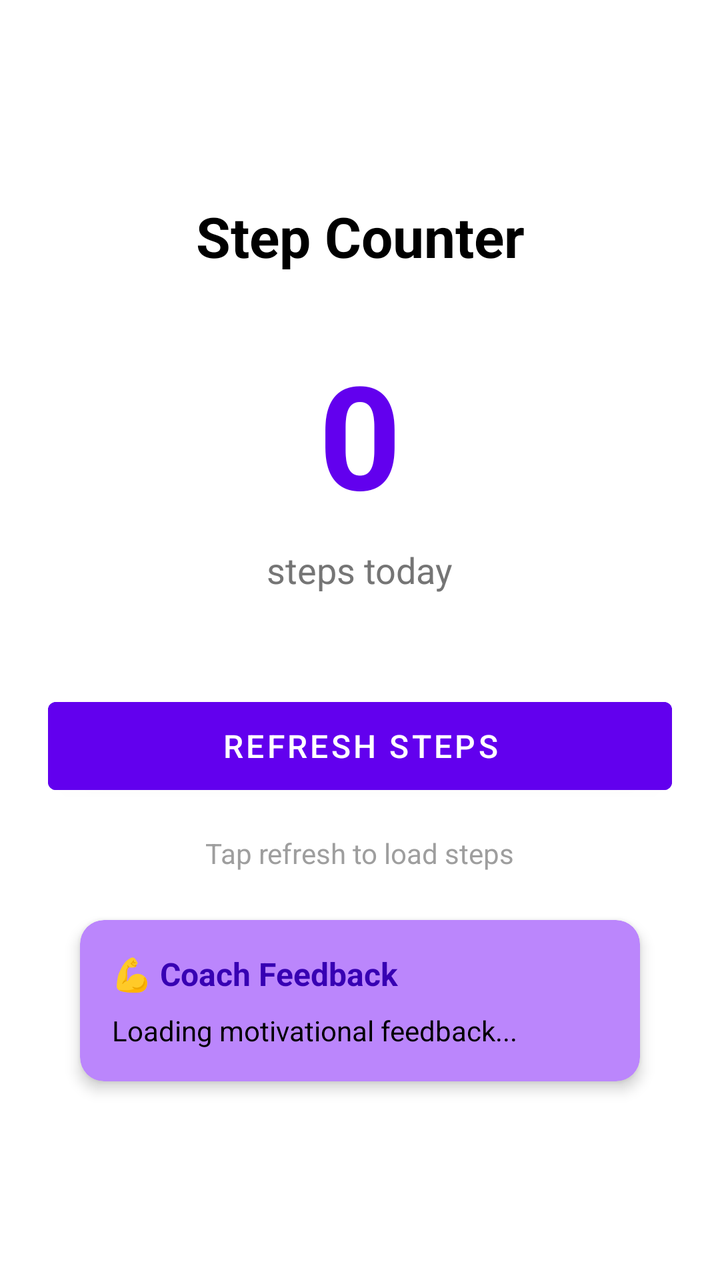
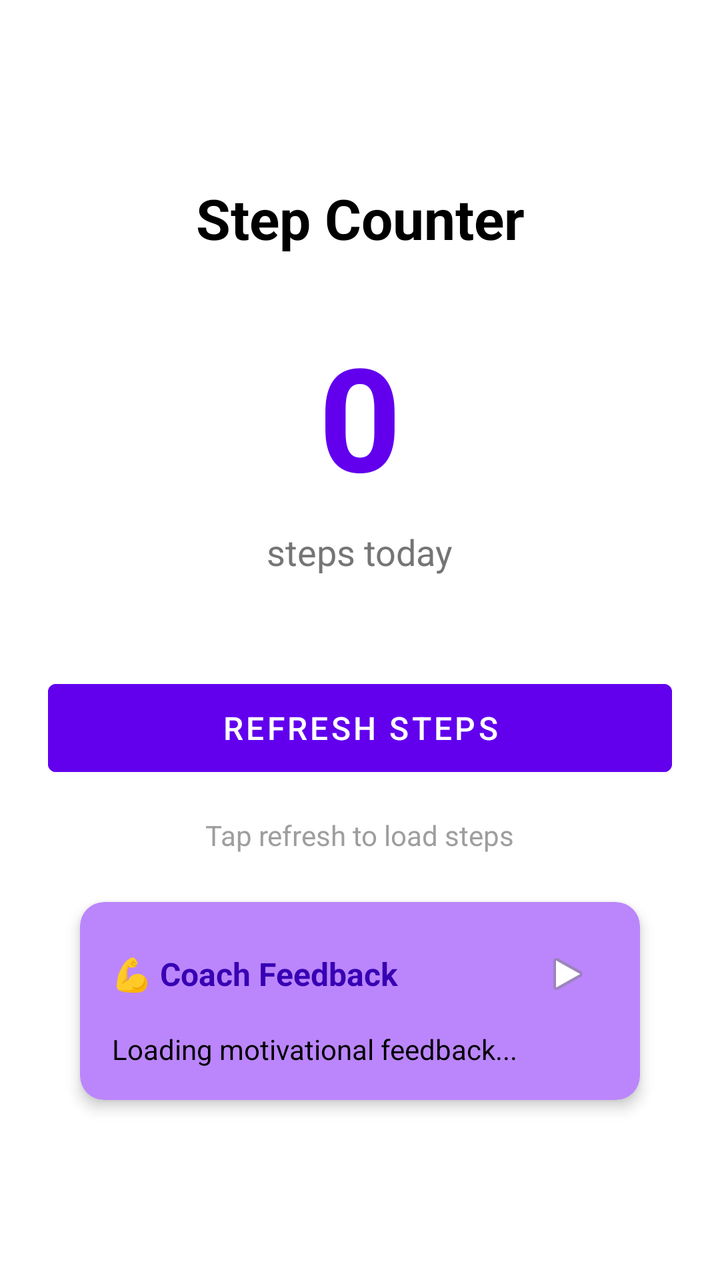

Two renders of the same Android screen: before a commit and after it. Below are the layout's source before the change and the commit's diff.
<!-- AndroidManifest.xml: activity theme Theme.FitApp -->
<!-- res/layout/activity_main.xml -->
<?xml version="1.0" encoding="utf-8"?>
<androidx.constraintlayout.widget.ConstraintLayout xmlns:android="http://schemas.android.com/apk/res/android"
    xmlns:app="http://schemas.android.com/apk/res-auto"
    xmlns:tools="http://schemas.android.com/tools"
    android:layout_width="match_parent"
    android:layout_height="match_parent"
    android:padding="24dp"
    tools:context=".MainActivity">

    <TextView
        android:id="@+id/titleText"
        android:layout_width="wrap_content"
        android:layout_height="wrap_content"
        android:text="Step Counter"
        android:textSize="28sp"
        android:textStyle="bold"
        android:textColor="@color/black"
        app:layout_constraintBottom_toTopOf="@+id/stepCountText"
        app:layout_constraintEnd_toEndOf="parent"
        app:layout_constraintStart_toStartOf="parent"
        app:layout_constraintTop_toTopOf="parent"
        app:layout_constraintVertical_chainStyle="packed" />

    <TextView
        android:id="@+id/stepCountText"
        android:layout_width="wrap_content"
        android:layout_height="wrap_content"
        android:text="0"
        android:textSize="72sp"
        android:textStyle="bold"
        android:textColor="@color/purple_500"
        android:layout_marginTop="32dp"
        app:layout_constraintBottom_toTopOf="@+id/stepsLabelText"
        app:layout_constraintEnd_toEndOf="parent"
        app:layout_constraintStart_toStartOf="parent"
        app:layout_constraintTop_toBottomOf="@+id/titleText" />

    <TextView
        android:id="@+id/stepsLabelText"
        android:layout_width="wrap_content"
        android:layout_height="wrap_content"
        android:text="steps today"
        android:textSize="18sp"
        android:textColor="@color/gray_600"
        android:layout_marginTop="8dp"
        app:layout_constraintBottom_toTopOf="@+id/refreshButton"
        app:layout_constraintEnd_toEndOf="parent"
        app:layout_constraintStart_toStartOf="parent"
        app:layout_constraintTop_toBottomOf="@+id/stepCountText" />

    <Button
        android:id="@+id/refreshButton"
        android:layout_width="0dp"
        android:layout_height="56dp"
        android:text="Refresh Steps"
        android:textSize="16sp"
        android:layout_marginTop="48dp"
        android:backgroundTint="@color/purple_500"
        app:layout_constraintBottom_toTopOf="@+id/lastUpdatedText"
        app:layout_constraintEnd_toEndOf="parent"
        app:layout_constraintStart_toStartOf="parent"
        app:layout_constraintTop_toBottomOf="@+id/stepsLabelText" />

    <TextView
        android:id="@+id/lastUpdatedText"
        android:layout_width="wrap_content"
        android:layout_height="wrap_content"
        android:text="Tap refresh to load steps"
        android:textSize="14sp"
        android:textColor="@color/gray_500"
        android:layout_marginTop="16dp"
        app:layout_constraintBottom_toTopOf="@+id/coachFeedbackCard"
        app:layout_constraintEnd_toEndOf="parent"
        app:layout_constraintStart_toStartOf="parent"
        app:layout_constraintTop_toBottomOf="@+id/refreshButton" />

    <com.google.android.material.card.MaterialCardView
        android:id="@+id/coachFeedbackCard"
        android:layout_width="0dp"
        android:layout_height="wrap_content"
        android:layout_marginTop="24dp"
        android:layout_marginStart="16dp"
        android:layout_marginEnd="16dp"
        app:cardCornerRadius="12dp"
        app:cardElevation="4dp"
        app:cardBackgroundColor="@color/purple_200"
        app:layout_constraintBottom_toBottomOf="parent"
        app:layout_constraintEnd_toEndOf="parent"
        app:layout_constraintStart_toStartOf="parent"
        app:layout_constraintTop_toBottomOf="@+id/lastUpdatedText">

        <LinearLayout
            android:layout_width="match_parent"
            android:layout_height="wrap_content"
            android:orientation="vertical"
            android:padding="16dp">

            <TextView
                android:id="@+id/coachTitleText"
                android:layout_width="wrap_content"
                android:layout_height="wrap_content"
                android:text="💪 Coach Feedback"
                android:textSize="16sp"
                android:textStyle="bold"
                android:textColor="@color/purple_700"
                android:layout_marginBottom="8dp" />

            <TextView
                android:id="@+id/coachFeedbackText"
                android:layout_width="match_parent"
                android:layout_height="wrap_content"
                android:text="Loading motivational feedback..."
                android:textSize="14sp"
                android:textColor="@color/black"
                android:lineSpacingExtra="4dp" />

        </LinearLayout>

    </com.google.android.material.card.MaterialCardView>

</androidx.constraintlayout.widget.ConstraintLayout>
<!-- resources referenced by this layout -->
<resources>
  <color name="black">#FF000000</color>
  <color name="gray_500">#FF9E9E9E</color>
  <color name="gray_600">#FF757575</color>
  <color name="purple_200">#FFBB86FC</color>
  <color name="purple_500">#FF6200EE</color>
  <color name="purple_700">#FF3700B3</color>
  <style name="Theme.FitApp" parent="Theme.MaterialComponents.DayNight.DarkActionBar">
          
          <item name="colorPrimary">@color/purple_500</item>
          <item name="colorPrimaryVariant">@color/purple_700</item>
          <item name="colorOnPrimary">@color/white</item>
          
          <item name="colorSecondary">@color/teal_200</item>
          <item name="colorSecondaryVariant">@color/teal_700</item>
          <item name="colorOnSecondary">@color/black</item>
          
          <item name="android:statusBarColor" tools:targetApi="l">?attr/colorPrimaryVariant</item>
          
      </style>
  <color name="white">#FFFFFFFF</color>
  <color name="teal_200">#FF03DAC5</color>
  <color name="teal_700">#FF018786</color>
</resources>

<!-- the commit's change to res/layout/activity_main.xml (unified diff, before → after) -->
@@ -95,15 +95,34 @@
             android:orientation="vertical"
             android:padding="16dp">
 
-            <TextView
-                android:id="@+id/coachTitleText"
-                android:layout_width="wrap_content"
+            <LinearLayout
+                android:layout_width="match_parent"
                 android:layout_height="wrap_content"
-                android:text="💪 Coach Feedback"
-                android:textSize="16sp"
-                android:textStyle="bold"
-                android:textColor="@color/purple_700"
-                android:layout_marginBottom="8dp" />
+                android:orientation="horizontal"
+                android:gravity="center_vertical"
+                android:layout_marginBottom="8dp">
+
+                <TextView
+                    android:id="@+id/coachTitleText"
+                    android:layout_width="0dp"
+                    android:layout_height="wrap_content"
+                    android:layout_weight="1"
+                    android:text="💪 Coach Feedback"
+                    android:textSize="16sp"
+                    android:textStyle="bold"
+                    android:textColor="@color/purple_700" />
+
+                <ImageButton
+                    android:id="@+id/playVoiceButton"
+                    android:layout_width="40dp"
+                    android:layout_height="40dp"
+                    android:src="@android:drawable/ic_media_play"
+                    android:background="?attr/selectableItemBackgroundBorderless"
+                    android:contentDescription="Play voice feedback"
+                    android:scaleType="centerInside"
+                    android:padding="8dp" />
+
+            </LinearLayout>
 
             <TextView
                 android:id="@+id/coachFeedbackText"
